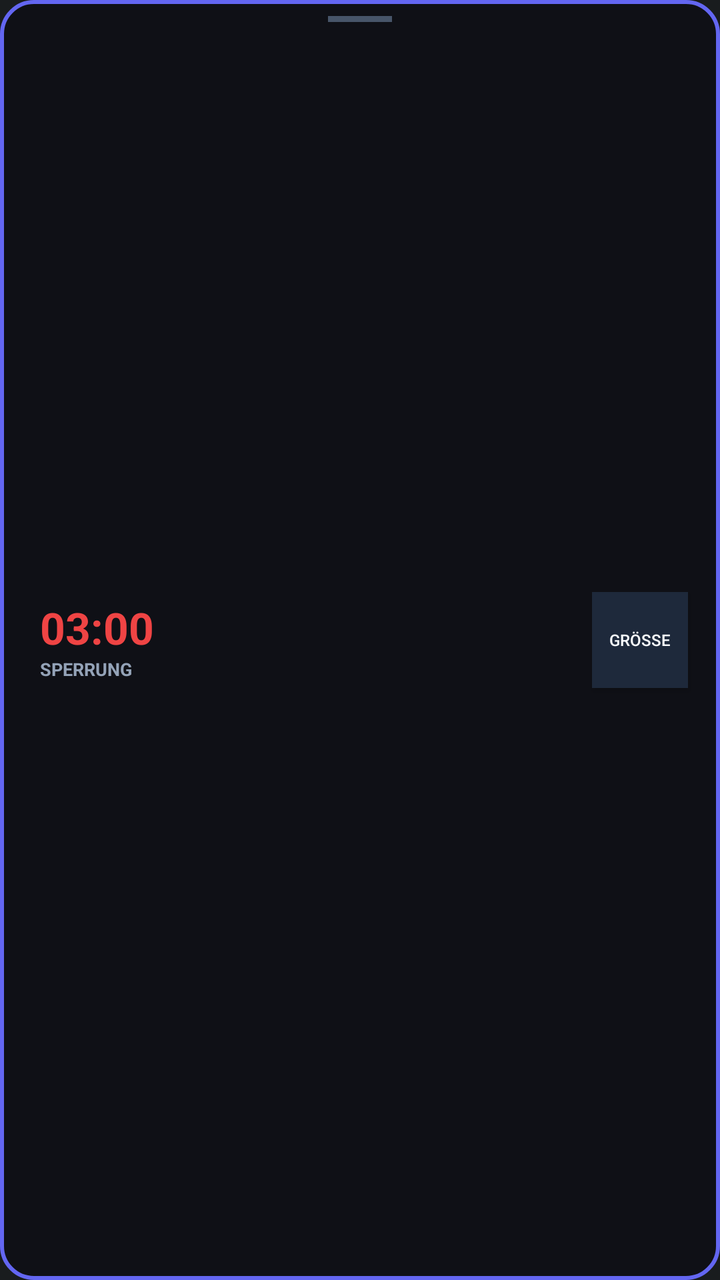
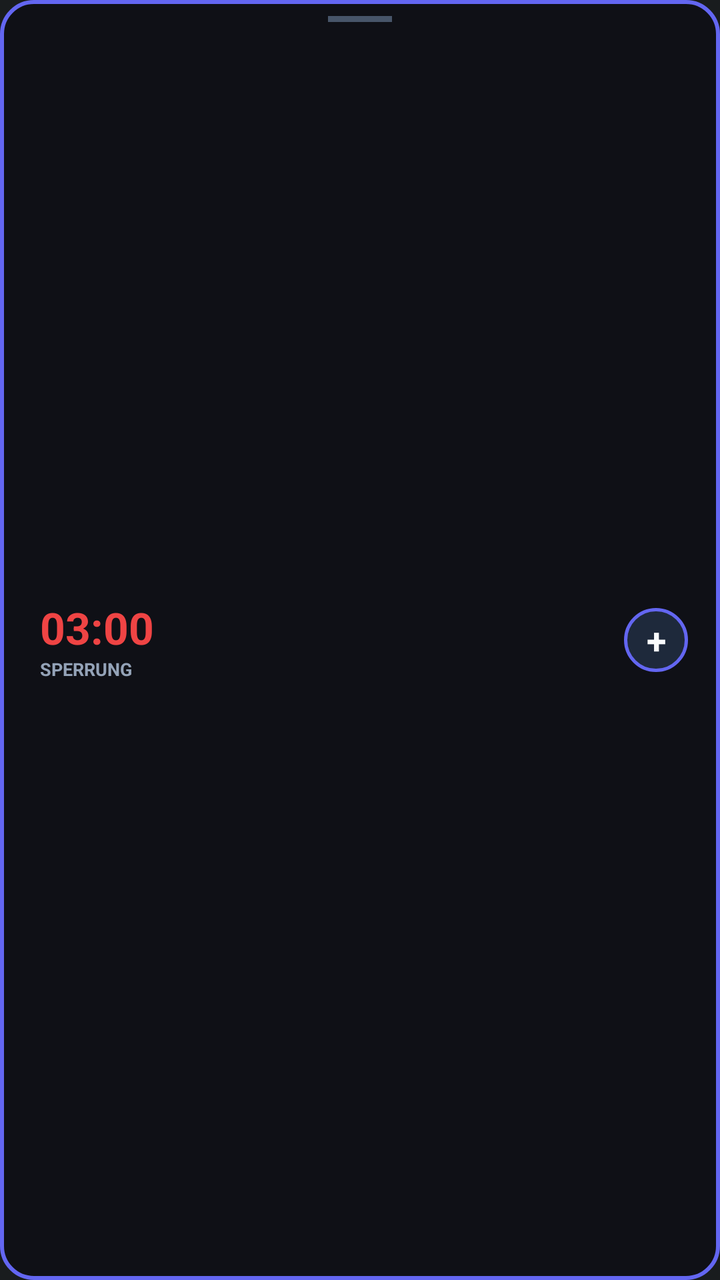

Before-and-after screenshots of an Android layout around one commit, followed by the original layout XML and the change that was made.
<!-- AndroidManifest.xml: application theme android:Theme.DeviceDefault.NoActionBar -->
<!-- res/layout/overlay_countdown.xml -->
<?xml version="1.0" encoding="utf-8"?>
<RelativeLayout xmlns:android="http://schemas.android.com/apk/res/android"
    android:id="@+id/overlayRoot"
    android:layout_width="match_parent"
    android:layout_height="match_parent"
    android:background="@drawable/glowing_overlay_bg"
    android:padding="8dp">

    
    <View
        android:id="@+id/dragIndicator"
        android:layout_width="32dp"
        android:layout_height="3dp"
        android:layout_centerHorizontal="true"
        android:layout_alignParentTop="true"
        android:background="#475569" />

    
    <LinearLayout
        android:id="@+id/countdownLayout"
        android:layout_width="wrap_content"
        android:layout_height="wrap_content"
        android:layout_centerVertical="true"
        android:layout_alignParentLeft="true"
        android:layout_marginLeft="12dp"
        android:orientation="vertical"
        android:gravity="left|center_vertical">

        <TextView
            android:id="@+id/countdownText"
            android:layout_width="wrap_content"
            android:layout_height="wrap_content"
            android:text="03:00"
            android:textColor="#EF4444"
            android:textSize="22sp"
            android:textStyle="bold" />

        <TextView
            android:id="@+id/countdownLabel"
            android:layout_width="wrap_content"
            android:layout_height="wrap_content"
            android:text="@string/overlay_label"
            android:textColor="#94A3B8"
            android:textSize="9sp"
            android:textStyle="bold"
            android:textAllCaps="true" />
    </LinearLayout>

    
    <Button
        android:id="@+id/sizeToggleButton"
        style="?android:attr/buttonStyleSmall"
        android:layout_width="wrap_content"
        android:layout_height="wrap_content"
        android:layout_centerVertical="true"
        android:layout_alignParentRight="true"
        android:layout_marginRight="8dp"
        android:background="#1E293B"
        android:textColor="#F8FAFC"
        android:text="@string/overlay_size_btn"
        android:textSize="8sp" />

    
    <FrameLayout
        android:id="@+id/animationContainer"
        android:layout_width="match_parent"
        android:layout_height="match_parent"
        android:layout_toRightOf="@id/countdownLayout"
        android:layout_toLeftOf="@id/sizeToggleButton"
        android:layout_marginHorizontal="4dp"
        android:layout_marginTop="6dp"
        android:layout_marginBottom="6dp"
        android:visibility="gone">

        <ImageView
            android:id="@+id/earthImage"
            android:layout_width="32dp"
            android:layout_height="32dp"
            android:layout_gravity="center"
            android:src="@drawable/ic_earth"
            android:visibility="gone" />

        <ImageView
            android:id="@+id/launchpadImage"
            android:layout_width="32dp"
            android:layout_height="32dp"
            android:layout_gravity="center_horizontal|bottom"
            android:src="@drawable/ic_launchpad"
            android:visibility="gone" />

        <ImageView
            android:id="@+id/rocketImage"
            android:layout_width="16dp"
            android:layout_height="16dp"
            android:layout_gravity="center"
            android:src="@drawable/ic_rocket"
            android:visibility="gone" />
    </FrameLayout>

</RelativeLayout>
<!-- resources referenced by this layout -->
<resources>
  <!-- drawable glowing_overlay_bg (drawable) -->
  <?xml version="1.0" encoding="utf-8"?>
  <shape xmlns:android="http://schemas.android.com/apk/res/android"
      android:shape="rectangle">
      <solid android:color="#0F1016" />
      <stroke
          android:width="2dp"
          android:color="#6366F1" />
      <corners android:radius="16dp" />
  </shape>
  <!-- drawable ic_earth (drawable) -->
  <vector xmlns:android="http://schemas.android.com/apk/res/android"
      android:width="24dp"
      android:height="24dp"
      android:viewportWidth="24"
      android:viewportHeight="24">
      
      <path
          android:fillColor="#3B82F6"
          android:pathData="M12,2 A10,10 0 1,0 12,22 A10,10 0 1,0 12,2 Z" />
      
      <path
          android:fillColor="#22C55E"
          android:pathData="M8,5 Q10,4 12,6 T14,10 Q12,12 10,10 Z M5,11 Q7,12 7,14 T4,16 Z M15,12 Q17,11 16,14 T13,15 Z" />
  </vector>
  <!-- drawable ic_launchpad (drawable) -->
  <vector xmlns:android="http://schemas.android.com/apk/res/android"
      android:width="24dp"
      android:height="24dp"
      android:viewportWidth="24"
      android:viewportHeight="24">
      
      <path
          android:fillColor="#475569"
          android:pathData="M2,20 L22,20 L22,23 L2,23 Z" />
      
      <path
          android:fillColor="#64748B"
          android:pathData="M5,6 L7,6 L7,20 L5,20 Z" />
      
      <path
          android:strokeColor="#475569"
          android:strokeWidth="1"
          android:pathData="M5,8 L7,10 M5,12 L7,14 M5,16 L7,18" />
      
      <path
          android:fillColor="#64748B"
          android:pathData="M7,14 L11,14 L11,15 L7,15 Z M17,14 L13,14 L13,15 L17,15 Z" />
      
      <path
          android:fillColor="#64748B"
          android:pathData="M17,12 L19,12 L19,20 L17,20 Z" />
  </vector>
  <!-- drawable ic_rocket (drawable) -->
  <vector xmlns:android="http://schemas.android.com/apk/res/android"
      android:width="24dp"
      android:height="24dp"
      android:viewportWidth="24"
      android:viewportHeight="24">
      
      <path
          android:fillColor="#EF4444"
          android:pathData="M6,17 L3,19 L5,14 Z M18,17 L21,19 L19,14 Z" />
      
      <path
          android:fillColor="#F8FAFC"
          android:pathData="M12,1 C9,5 9,13 9,18 C10,19 14,19 15,18 C15,13 15,5 12,1 Z" />
      
      <path
          android:fillColor="#EF4444"
          android:pathData="M12,1 C10.5,3 10,5 10,7 C11,8 13,8 14,7 C14,5 13.5,3 12,1 Z" />
      
      <path
          android:fillColor="#38BDF8"
          android:pathData="M12,11 A1.5,1.5 0 1,0 12,8 A1.5,1.5 0 1,0 12,11 Z" />
      
      <path
          android:fillColor="#F59E0B"
          android:pathData="M11,18 L12,22 L13,18 Z" />
  </vector>
  <string name="overlay_label">Sperrung</string>
  <string name="overlay_size_btn">GRÖSSE</string>
</resources>

<!-- the commit's change to res/layout/overlay_countdown.xml (unified diff, before → after) -->
@@ -47,18 +47,21 @@
     </LinearLayout>
 
     
-    <Button
+    <TextView
         android:id="@+id/sizeToggleButton"
-        style="?android:attr/buttonStyleSmall"
-        android:layout_width="wrap_content"
-        android:layout_height="wrap_content"
+        android:layout_width="32dp"
+        android:layout_height="32dp"
         android:layout_centerVertical="true"
         android:layout_alignParentRight="true"
         android:layout_marginRight="8dp"
-        android:background="#1E293B"
+        android:background="@drawable/oval_button_bg"
         android:textColor="#F8FAFC"
-        android:text="@string/overlay_size_btn"
-        android:textSize="8sp" />
+        android:text="+"
+        android:textSize="18sp"
+        android:textStyle="bold"
+        android:gravity="center"
+        android:clickable="true"
+        android:focusable="true" />
 
     
     <FrameLayout
<!-- resource entries referenced after the edit -->
@@ -80,7 +80,15 @@
           android:fillColor="#F59E0B"
           android:pathData="M11,18 L12,22 L13,18 Z" />
   </vector>
+  <!-- drawable oval_button_bg (drawable) -->
+  <?xml version="1.0" encoding="utf-8"?>
+  <shape xmlns:android="http://schemas.android.com/apk/res/android"
+      android:shape="oval">
+      <solid android:color="#1E293B" />
+      <stroke
+          android:width="1.5dp"
+          android:color="#6366F1" />
+  </shape>
   <string name="overlay_label">Sperrung</string>
-  <string name="overlay_size_btn">GRÖSSE</string>
 </resources>
 
